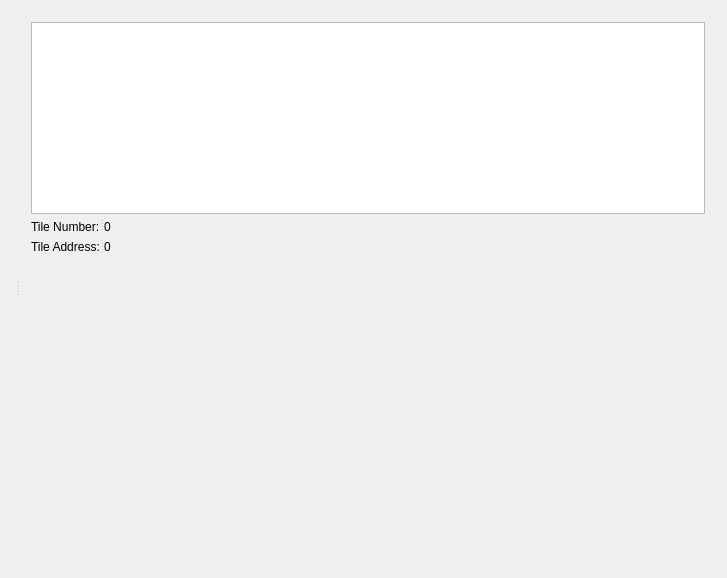
Above: qt_wrap/src/vramwindow.ui from joshgamer474/GBCEmulator before the change. Below: the same form after it.
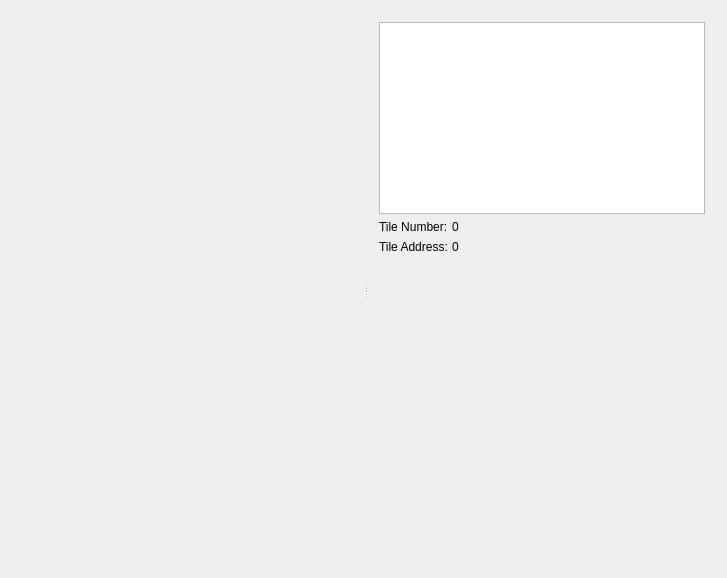
That is the form after the change.

Patch:
```diff
--- a/qt_wrap/src/vramwindow.ui
+++ b/qt_wrap/src/vramwindow.ui
@@ -30,7 +30,20 @@
   </property>
   <widget class="QWidget" name="centralWidget">
    <layout class="QGridLayout" name="gridLayout_5">
-    <item row="0" column="0">
+    <item row="0" column="1">
+     <spacer name="horizontalSpacer">
+      <property name="orientation">
+       <enum>Qt::Horizontal</enum>
+      </property>
+      <property name="sizeHint" stdset="0">
+       <size>
+        <width>40</width>
+        <height>20</height>
+       </size>
+      </property>
+     </spacer>
+    </item>
+    <item row="0" column="3">
      <widget class="QSplitter" name="splitter_4">
       <property name="orientation">
        <enum>Qt::Horizontal</enum>
@@ -39,19 +52,6 @@
        <property name="orientation">
         <enum>Qt::Horizontal</enum>
        </property>
-       <widget class="QWidget" name="layoutWidget">
-        <layout class="QGridLayout" name="gridLayout">
-         <property name="leftMargin">
-          <number>1</number>
-         </property>
-         <property name="rightMargin">
-          <number>1</number>
-         </property>
-         <property name="spacing">
-          <number>0</number>
-         </property>
-        </layout>
-       </widget>
       </widget>
       <widget class="QWidget" name="layoutWidget">
        <layout class="QVBoxLayout" name="verticalLayout">
```
Left out of the diff: 6 changed lines with no effect on the pictures.
